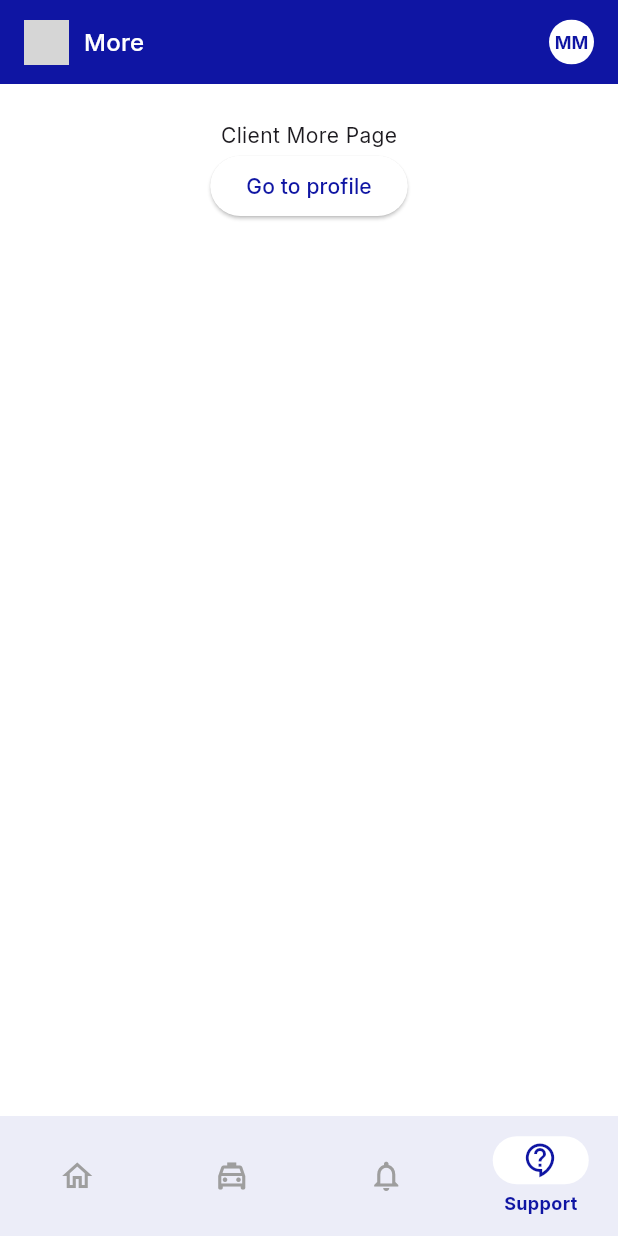
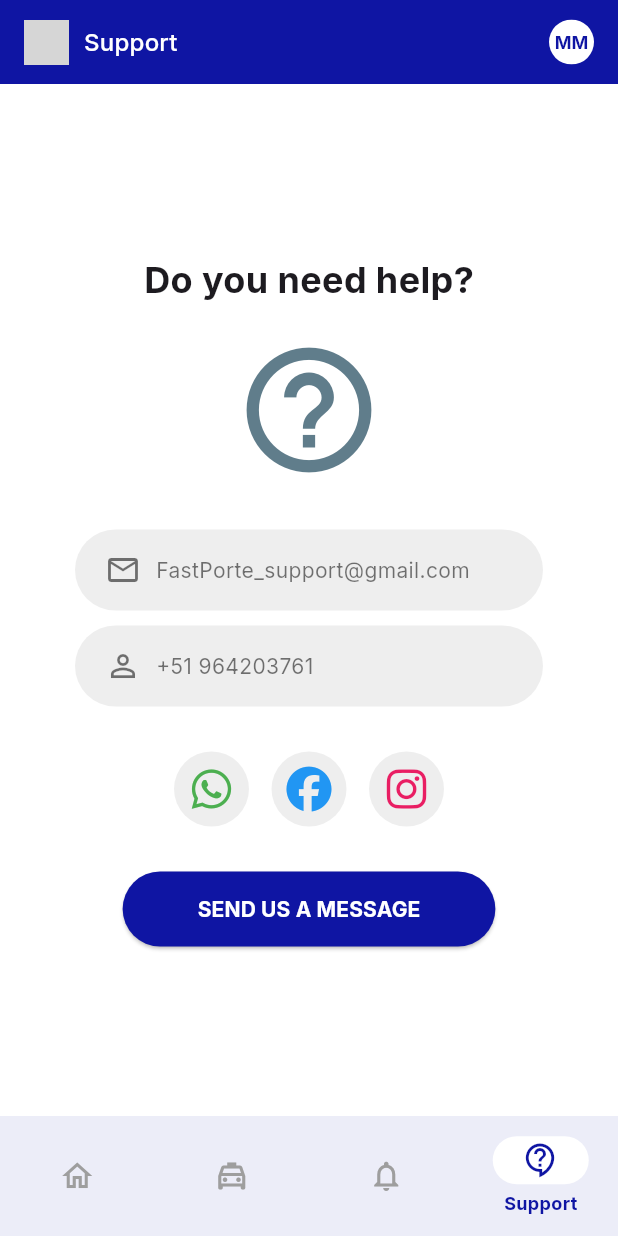
Before and after one commit to Debuggers-SW74/mobile-application, a Flutter app: the ClientMoreScreen screen opened by its route, on a phone screen of 412 x 824 dp. Run offline on Flutter 3.47's test engine with Material 3 defaults, Android fonts, the light colour scheme and no system bars; our stand-ins replace fl_chart, font_awesome_flutter, go_router, google_fonts, image_picker, logger and 3 more; missing offline and left inert: flutter_libphonenumber; accounts and stored records are empty; grey boxes are pictures that could not be loaded.

Commit message:
feat: support view added

```diff
--- a/lib/screens/driver/more/more.screen.dart
+++ b/lib/screens/driver/more/more.screen.dart
@@ -1,9 +1,10 @@
+import 'package:fastporte/common/constants/app.colors.constant.dart';
 import 'package:fastporte/common/constants/app.routes.constant.dart';
 import 'package:fastporte/widgets/app_bar/logged.app_bar.dart';
-import 'package:fastporte/widgets/screen.template.dart';
 import 'package:flutter/material.dart';
 import 'package:go_router/go_router.dart';
-import 'package:logger/logger.dart';
+import 'package:font_awesome_flutter/font_awesome_flutter.dart';
+import 'package:url_launcher/url_launcher.dart';
 
 class ClientMoreScreen extends StatefulWidget {
   const ClientMoreScreen({super.key});
@@ -13,35 +14,144 @@ class ClientMoreScreen extends StatefulWidget {
 }
 
 class ClientMoreScreenState extends State<ClientMoreScreen> {
-  var logger = Logger();
-
   @override
-  void initState() {
-    super.initState();
+  Widget build(BuildContext context) {
+    return Scaffold(
+      appBar: const LoggedAppBar(title: 'Support'),
+      body: SafeArea(
+        child: Center(
+          child: Column(
+            mainAxisAlignment: MainAxisAlignment.center,
+            children: [
+              const Text(
+                'Do you need help?',
+                style: TextStyle(
+                  fontSize: 24,
+                  fontWeight: FontWeight.bold,
+                ),
+              ),
+              const SizedBox(height: 20),
+              const Icon(
+                Icons.help_outline,
+                size: 100,
+                color: Colors.blueGrey,
+              ),
+              const SizedBox(height: 30),
+              _buildContactInfo(
+                icon: Icons.email_outlined,
+                text: 'FastPorte_support@gmail.com',
+              ),
+              const SizedBox(height: 10),
+              _buildContactInfo(
+                icon: Icons.person_outline,
+                text: '+51 964203761',
+              ),
+              const SizedBox(height: 30),
+              const Row(
+                mainAxisAlignment: MainAxisAlignment.center,
+                children: [
+                  SocialIconButton(
+                    icon: FontAwesomeIcons.whatsapp,
+                    color: Colors.green,
+                  ),
+                  SizedBox(width: 15),
+                  SocialIconButton(
+                    icon: FontAwesomeIcons.facebook,
+                    color: Colors.blue,
+                  ),
+                  SizedBox(width: 15),
+                  SocialIconButton(
+                    icon: FontAwesomeIcons.instagram,
+                    color: Colors.pink,
+                  ),
+                ],
+              ),
+              const SizedBox(height: 30),
+              ElevatedButton(
+                onPressed: () {
+                  _launchWhatsApp();
+                },
+                style: ElevatedButton.styleFrom(
+                  backgroundColor: AppColors.primary,
+                  padding: const EdgeInsets.symmetric(
+                    horizontal: 50,
+                    vertical: 15,
+                  ),
+                  shape: RoundedRectangleBorder(
+                    borderRadius: BorderRadius.circular(30),
+                  ),
+                ),
+                child: const Text(
+                  'SEND US A MESSAGE',
+                  style: TextStyle(
+                    color: Colors.white,
+                    fontWeight: FontWeight.bold,
+                  ),
+                ),
+              ),
+            ],
+          ),
+        ),
+      ),
+    );
   }
 
-  @override
-  void dispose() {
-    super.dispose();
-  }
-
-  @override
-  Widget build(BuildContext context) {
-    logger.w('ClientMoreScreen: build');
-
-    return Scaffold(
-      appBar: const LoggedAppBar(title: 'More'),
-      body: ScreenTemplate(
+  Widget _buildContactInfo({required IconData icon, required String text}) {
+    return Container(
+      padding: const EdgeInsets.symmetric(horizontal: 20, vertical: 15),
+      margin: const EdgeInsets.symmetric(horizontal: 50),
+      decoration: BoxDecoration(
+        color: Colors.grey[200],
+        borderRadius: BorderRadius.circular(30),
+      ),
+      child: Row(
         children: [
-          const Text('Client More Page'),
-          ElevatedButton(
-            onPressed: () {
-              context.goNamed('${AppRoutes.driverMore}_profile');
-            },
-            child: const Text('Go to profile'),
-          )
+          Icon(icon, color: Colors.black54),
+          const SizedBox(width: 10),
+          Text(
+            text,
+            style: const TextStyle(fontSize: 14, color: Colors.black54),
+            overflow: TextOverflow.ellipsis,
+          ),
         ],
       ),
     );
   }
+
+  void _launchWhatsApp() async {
+    const phoneNumber = '+51964203761';
+    const message = 'Hello, I need help with FastPorte.';
+    final Uri url = Uri.parse('https://wa.me/$phoneNumber?text=${Uri.encodeFull(message)}');
+
+    try {
+      await launchUrl(url);
+    } catch (e) {
+      print('Could not launch $url: $e');
+    }
+  }
+
 }
+
+class SocialIconButton extends StatelessWidget {
+  const SocialIconButton({
+    super.key,
+    required this.icon,
+    required this.color,
+  });
+
+  final IconData icon;
+  final Color color;
+
+  @override
+  Widget build(BuildContext context) {
+    return CircleAvatar(
+      radius: 25,
+      backgroundColor: Colors.grey[200],
+      child: Icon(
+        icon,
+        color: color,
+        size: 30,
+      ),
+    );
+  }
+}
--- a/pubspec.yaml
+++ b/pubspec.yaml
@@ -48,6 +48,8 @@ dependencies:
   http: ^1.2.2
   shared_preferences: ^2.2.3
   fl_chart: ^0.69.0
+  font_awesome_flutter: ^10.8.0
+  url_launcher: ^6.3.1
 
 
 dev_dependencies:
```
Also changed, not shown: pubspec.lock, 5 other files.
